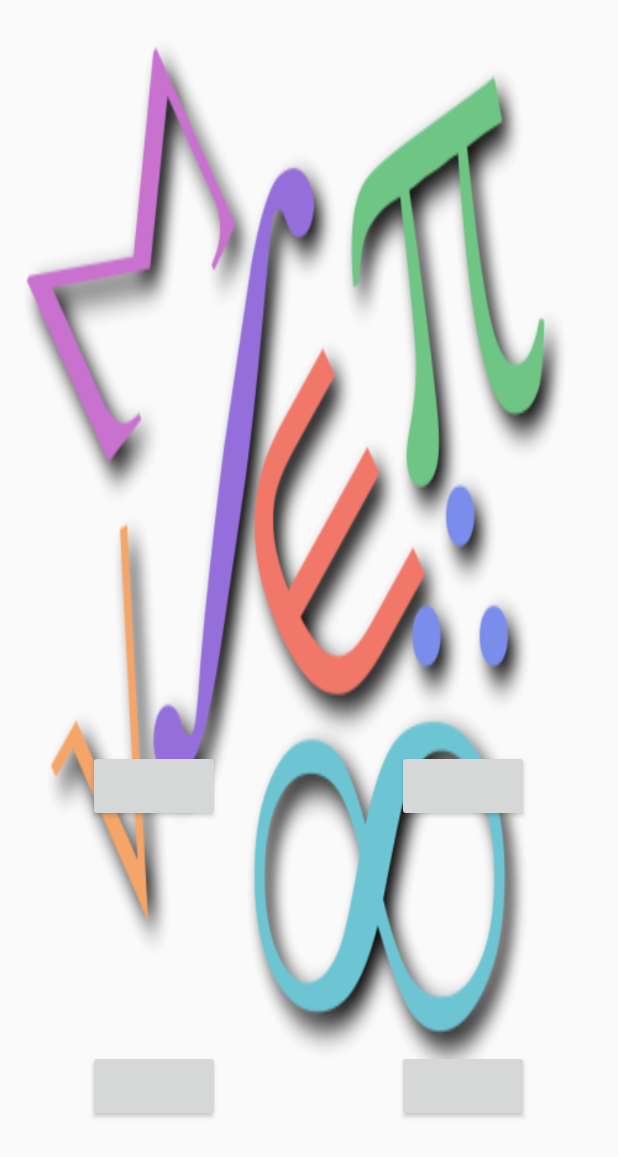
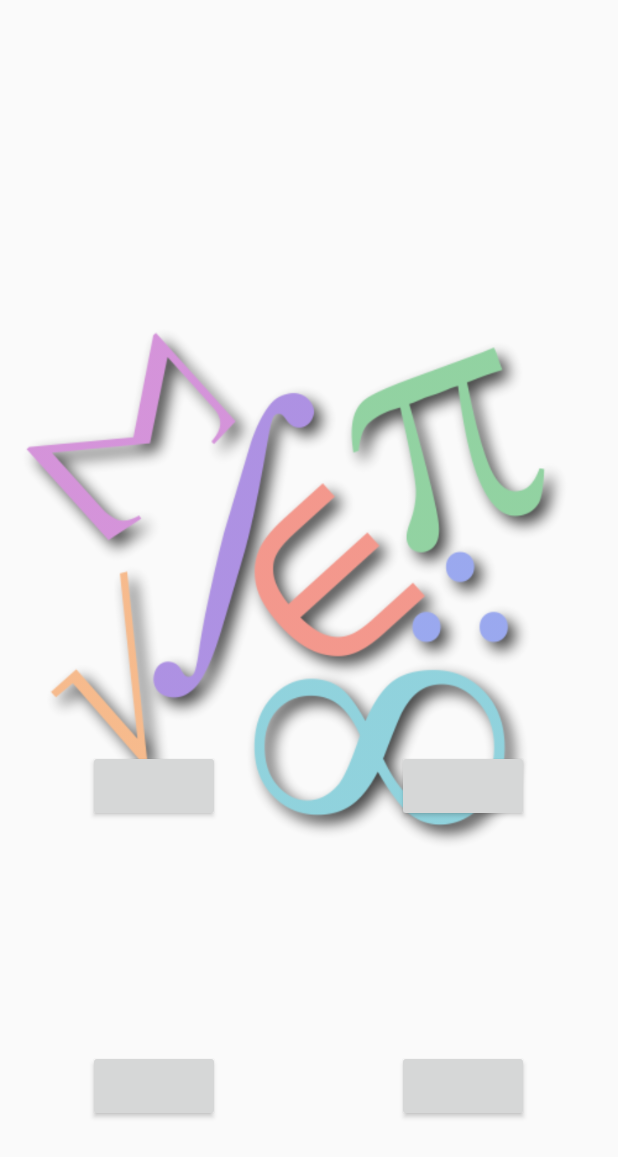
Before and after one commit to darkvoid32/RGSTeam2IdeaHacks, an Android app: the layout activity_math_q.xml on its own in the app's theme, with its tools: preview values and no code run, on a phone screen of 412 x 824 dp. Shown: the top 1157 px of the screen. Run offline under Robolectric (Android 15) with nearby library versions, the phone set to English and light mode, and no system bars.

Commit message:
Fixed Math Island shit and Fixed Back button

```diff
--- a/app/src/main/java/com/example/admin/rgsteam2ideahacks/MathIslandActivity.java
+++ b/app/src/main/java/com/example/admin/rgsteam2ideahacks/MathIslandActivity.java
@@ -54,4 +54,10 @@ public class MathIslandActivity extends AppCompatActivity{
         startActivity(intent);
     }
 
+    @Override
+    public void onBackPressed(){
+        Intent intent = new Intent(MathIslandActivity.this, MainActivity.class);
+        startActivity(intent);
+    }
+
 }
--- a/app/src/main/res/layout/activity_math_q.xml
+++ b/app/src/main/res/layout/activity_math_q.xml
@@ -1,18 +1,28 @@
 <?xml version="1.0" encoding="utf-8"?>
-<LinearLayout xmlns:android="http://schemas.android.com/apk/res/android"
+<RelativeLayout xmlns:android="http://schemas.android.com/apk/res/android"
     xmlns:tools="http://schemas.android.com/tools"
     android:layout_width="match_parent"
     android:layout_height="match_parent"
-    android:background="@drawable/math_background"
-    android:orientation="vertical"
     tools:context="com.example.admin.rgsteam2ideahacks.MathQActivity">
 
+    <ImageView
+        android:layout_width="match_parent"
+        android:layout_height="match_parent"
+        android:alpha="0.75"
+        android:src="@drawable/math_background"/>
+    <LinearLayout
+        android:layout_width="match_parent"
+        android:layout_height="match_parent"
+        android:orientation="vertical">
     <TextView
         android:id="@+id/tv_question"
         android:layout_width="match_parent"
         android:layout_height="0dp"
         android:layout_margin="12dp"
         android:layout_weight="1"
+        android:gravity="center"
+        android:textColor="@android:color/black"
+        android:textSize="25sp"
         android:fontFamily="@font/grobold" />
 
     <LinearLayout
@@ -93,5 +103,6 @@
         </LinearLayout>
 
     </LinearLayout>
+    </LinearLayout>
 
-</LinearLayout>
+</RelativeLayout>
```
Also changed, not shown: app/src/main/java/com/example/admin/rgsteam2ideahacks/HomeIslandActivity.java (+7 -0 lines), app/src/main/java/com/example/admin/rgsteam2ideahacks/MathQActivity.java (+9 -1 lines), app/src/main/java/com/example/admin/rgsteam2ideahacks/PhysicsIslandActivity.java (+7 -0 lines).
